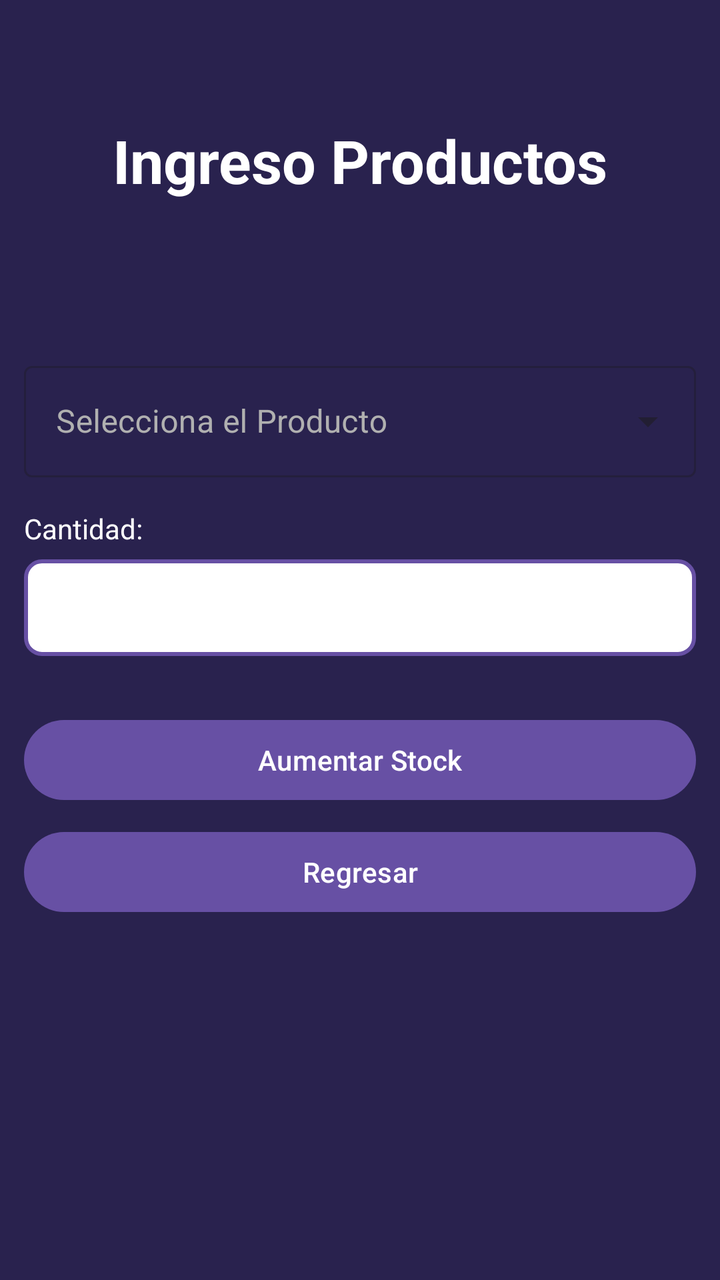
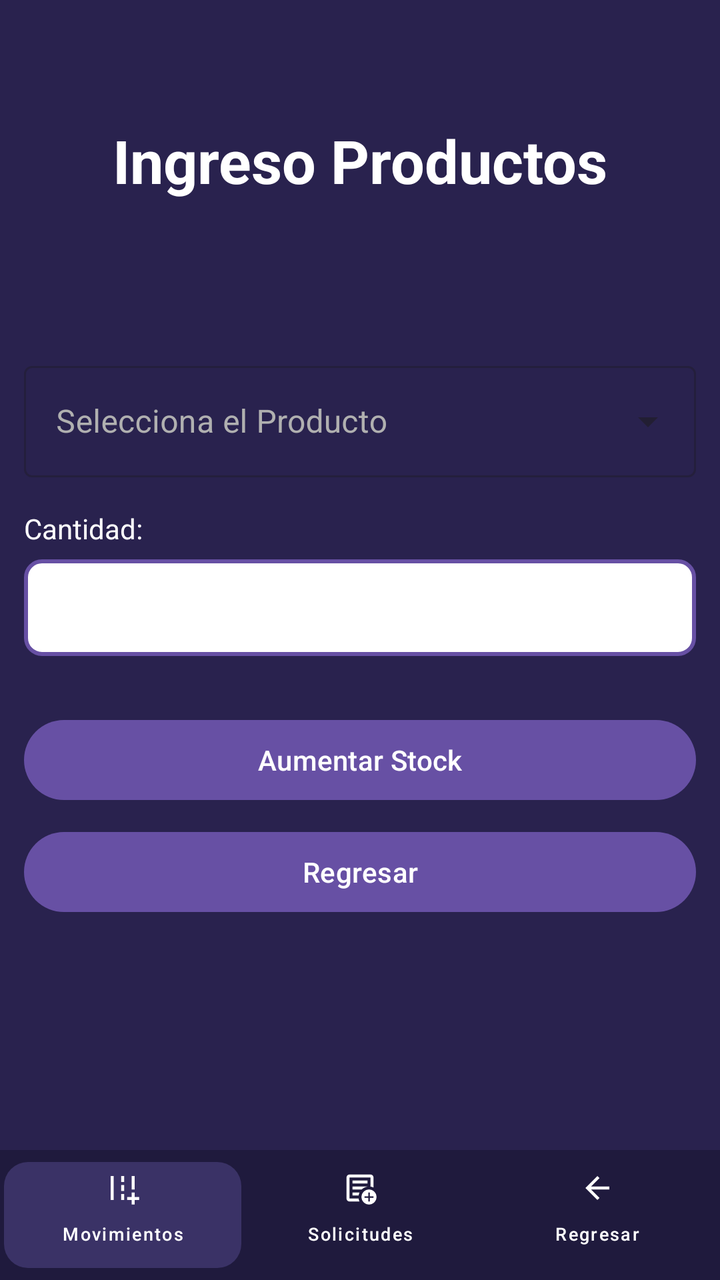

Screens rendered from an Android XML layout before and after an edit, with the pre-edit source and the edit as a unified diff.
<!-- AndroidManifest.xml: application theme Theme.AlcamenProyectoFinal -->
<!-- res/layout/activity_frm_ingreso_productos.xml -->
<?xml version="1.0" encoding="utf-8"?>
<androidx.constraintlayout.widget.ConstraintLayout xmlns:android="http://schemas.android.com/apk/res/android"
    xmlns:app="http://schemas.android.com/apk/res-auto"
    xmlns:tools="http://schemas.android.com/tools"
    android:id="@+id/main"
    android:background="#29224E" android:layout_width="match_parent"
    android:layout_height="match_parent"
    tools:context=".Vista.frmIngresoProductos">

    <TextView
        android:id="@+id/tvTituloIngresoProductos"
        android:layout_width="wrap_content"
        android:layout_height="wrap_content"
        android:layout_marginTop="60dp"
        android:text="Ingreso Productos"
        android:textColor="#FFFFFF"
        android:textSize="30sp"
        android:textStyle="bold"
        app:layout_constraintEnd_toEndOf="parent"
        app:layout_constraintStart_toStartOf="parent"
        app:layout_constraintTop_toTopOf="parent" />

    <LinearLayout
        android:layout_width="336dp"
        android:layout_height="wrap_content"
        android:orientation="vertical"
        app:layout_constraintBottom_toBottomOf="parent"
        app:layout_constraintEnd_toEndOf="parent"
        app:layout_constraintStart_toStartOf="parent"
        app:layout_constraintTop_toBottomOf="@+id/tvTituloIngresoProductos"
        app:layout_constraintVertical_bias="0.3">

        <com.google.android.material.textfield.TextInputLayout
            android:id="@+id/txtLayoutSeleccionarProducto"
            style="@style/Widget.MaterialComponents.TextInputLayout.OutlinedBox.ExposedDropdownMenu"
            android:layout_width="match_parent"
            android:layout_height="wrap_content"
            android:layout_marginBottom="16dp"
            android:hint="Selecciona el Producto"
            app:hintTextColor="#FFFFFF" android:textColorHint="#B0B0B0"> <AutoCompleteTextView
            android:id="@+id/txtProductoIngreso"
            android:layout_width="match_parent"
            android:layout_height="wrap_content"
            android:editable="false"
            android:inputType="none"
            android:textColor="#FFFFFF" />
        </com.google.android.material.textfield.TextInputLayout>

        <TextView
            android:id="@+id/textView28"
            android:layout_width="match_parent"
            android:layout_height="wrap_content"
            android:text="Cantidad:"
            android:textColor="#FFFFFF" android:textSize="14sp"
            android:layout_marginBottom="6dp" />

        <EditText
            android:id="@+id/txtCantidadIngreso"
            android:layout_width="match_parent"
            android:layout_height="wrap_content"
            android:ems="10"
            android:inputType="number"
            android:background="@drawable/input_border" android:padding="12dp" android:textColor="#000000" android:layout_marginBottom="28dp" />

        <Button
            android:id="@+id/button41"
            android:layout_width="match_parent"
            android:layout_height="wrap_content"
            android:onClick="btnAumentarStock"
            android:text="Aumentar Stock"
            android:layout_marginBottom="8dp" />

        <Button
            android:id="@+id/button42"
            android:layout_width="match_parent"
            android:layout_height="wrap_content"
            android:onClick="btnRegresar"
            android:text="Regresar" />

    </LinearLayout>

</androidx.constraintlayout.widget.ConstraintLayout>
<!-- resources referenced by this layout -->
<resources>
  <!-- drawable input_border (drawable) -->
  <?xml version="1.0" encoding="utf-8"?>
  <shape xmlns:android="http://schemas.android.com/apk/res/android"
      android:shape="rectangle">
  
      <solid android:color="#FFFFFF" />
  
      <stroke
          android:width="2dp"
          android:color="#6750A4" />
  
      <corners android:radius="8dp" />
  
  </shape>
  <style name="Theme.AlcamenProyectoFinal" parent="Base.Theme.AlcamenProyectoFinal" />
  <style name="Base.Theme.AlcamenProyectoFinal" parent="Theme.Material3.DayNight.NoActionBar">
          
          
      </style>
</resources>

<!-- the commit's change to res/layout/activity_frm_ingreso_productos.xml (unified diff, before → after) -->
@@ -79,4 +79,79 @@
 
     </LinearLayout>
 
+    <LinearLayout
+        android:id="@+id/footerIngresoProductos"
+        android:layout_width="match_parent"
+        android:layout_height="65dp"
+        android:layout_alignParentBottom="true"
+        android:background="#1F1A3D"
+        android:gravity="center_vertical"
+        android:orientation="horizontal"
+        android:paddingHorizontal="2dp"
+        app:layout_constraintBottom_toBottomOf="parent"
+        app:layout_constraintEnd_toEndOf="parent"
+        app:layout_constraintStart_toStartOf="parent">
+
+        
+        <com.google.android.material.button.MaterialButton
+            android:id="@+id/btnIngresoSalida"
+            style="@style/Widget.MaterialComponents.Button.UnelevatedButton"
+            android:layout_width="0dp"
+            android:layout_height="65dp"
+            android:layout_marginVertical="6dp"
+            android:layout_weight="1"
+            android:paddingLeft="0dp"
+            android:paddingRight="0dp"
+            android:text="Movimientos"
+            android:textColor="@android:color/white"
+            android:textSize="9sp"
+            app:backgroundTint="#3A3266"
+            app:cornerRadius="12dp"
+            app:icon="@drawable/ic_swap_horiz"
+            app:iconGravity="top"
+            app:iconPadding="1dp"
+            app:iconSize="18dp"
+            app:iconTint="@android:color/white"
+            app:textAllCaps="false" />
+
+        
+        <com.google.android.material.button.MaterialButton
+            android:id="@+id/btnSolicitudes"
+            style="@style/Widget.MaterialComponents.Button.TextButton"
+            android:layout_width="0dp"
+            android:layout_height="match_parent"
+            android:layout_weight="1"
+            android:paddingLeft="0dp"
+            android:paddingRight="0dp"
+            android:text="Solicitudes"
+            android:textColor="@android:color/white"
+            android:textSize="9sp"
+            app:icon="@drawable/ic_note_add"
+            app:iconGravity="top"
+            app:iconPadding="1dp"
+            app:iconSize="18dp"
+            app:iconTint="@android:color/white"
+            app:textAllCaps="false" />
+
+        
+        <com.google.android.material.button.MaterialButton
+            android:id="@+id/btnRegresar"
+            style="@style/Widget.MaterialComponents.Button.TextButton"
+            android:layout_width="0dp"
+            android:layout_height="match_parent"
+            android:layout_weight="1"
+            android:paddingLeft="0dp"
+            android:paddingRight="0dp"
+            android:text="Regresar"
+            android:textColor="@android:color/white"
+            android:textSize="9sp"
+            app:icon="@drawable/ic_arrow_back"
+            app:iconGravity="top"
+            app:iconPadding="1dp"
+            app:iconSize="18dp"
+            app:iconTint="@android:color/white"
+            app:textAllCaps="false" />
+
+    </LinearLayout>
+
 </androidx.constraintlayout.widget.ConstraintLayout>
<!-- resource entries referenced after the edit -->
@@ -1,5 +1,23 @@
 <!-- resources referenced by this layout -->
 <resources>
+  <!-- drawable ic_arrow_back (drawable) -->
+  <vector xmlns:android="http://schemas.android.com/apk/res/android" android:autoMirrored="true" android:height="24dp" android:tint="#000000" android:viewportHeight="960" android:viewportWidth="960" android:width="24dp">
+        
+      <path android:fillColor="@android:color/white" android:pathData="M313,520L537,744L480,800L160,480L480,160L537,216L313,440L800,440L800,520L313,520Z"/>
+      
+  </vector>
+  <!-- drawable ic_note_add (drawable) -->
+  <vector xmlns:android="http://schemas.android.com/apk/res/android" android:height="24dp" android:tint="#000000" android:viewportHeight="960" android:viewportWidth="960" android:width="24dp">
+        
+      <path android:fillColor="@android:color/white" android:pathData="M200,840Q167,840 143.5,816.5Q120,793 120,760L120,200Q120,167 143.5,143.5Q167,120 200,120L760,120Q793,120 816.5,143.5Q840,167 840,200L840,468Q821,459 801,452.5Q781,446 760,443L760,200Q760,200 760,200Q760,200 760,200L200,200Q200,200 200,200Q200,200 200,200L200,760Q200,760 200,760Q200,760 200,760L442,760Q445,782 451.5,802Q458,822 467,840L200,840ZM200,720Q200,731 200,740.5Q200,750 200,760L200,760Q200,760 200,760Q200,760 200,760L200,200Q200,200 200,200Q200,200 200,200L200,200Q200,200 200,200Q200,200 200,200L200,443Q200,441 200,440.5Q200,440 200,440Q200,440 200,522Q200,604 200,720ZM280,680L443,680Q446,659 452.5,639Q459,619 467,600L280,600L280,680ZM280,520L524,520Q556,490 595.5,470Q635,450 680,443L680,440L280,440L280,520ZM280,360L680,360L680,280L280,280L280,360ZM720,920Q637,920 578.5,861.5Q520,803 520,720Q520,637 578.5,578.5Q637,520 720,520Q803,520 861.5,578.5Q920,637 920,720Q920,803 861.5,861.5Q803,920 720,920ZM700,840L740,840L740,740L840,740L840,700L740,700L740,600L700,600L700,700L600,700L600,740L700,740L700,840Z"/>
+      
+  </vector>
+  <!-- drawable ic_swap_horiz (drawable) -->
+  <vector xmlns:android="http://schemas.android.com/apk/res/android" android:height="24dp" android:tint="#000000" android:viewportHeight="960" android:viewportWidth="960" android:width="24dp">
+        
+      <path android:fillColor="@android:color/white" android:pathData="M720,920L720,800L600,800L600,720L720,720L720,600L800,600L800,720L920,720L920,800L800,800L800,920L720,920ZM720,520L720,160L800,160L800,520L720,520ZM160,800L160,160L240,160L240,800L160,800ZM440,320L440,160L520,160L520,320L440,320ZM440,560L440,400L520,400L520,560L440,560ZM440,800L440,640L520,640L520,800L440,800Z"/>
+      
+  </vector>
   <!-- drawable input_border (drawable) -->
   <?xml version="1.0" encoding="utf-8"?>
   <shape xmlns:android="http://schemas.android.com/apk/res/android"
